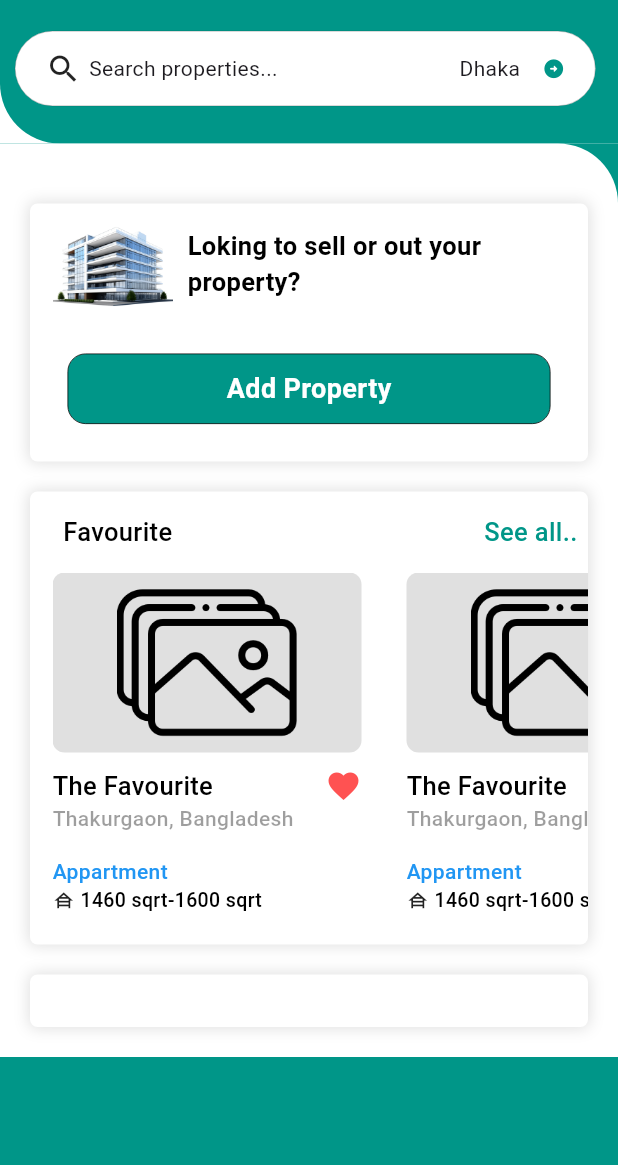
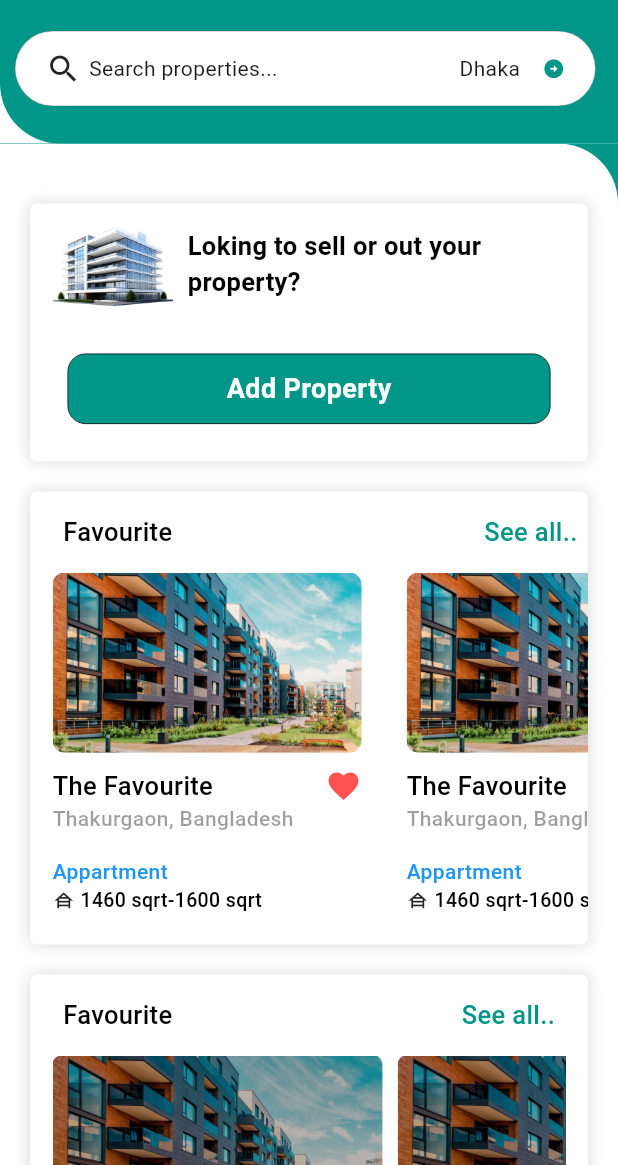
Before and after one commit to universeit12/Finca-property2, a Flutter app: the screen it shows after launch, on a phone screen of 412 x 824 dp, the part 71-1236 px from its top. Run offline on Flutter 3.47's test engine with Material 3 defaults, Android fonts, the light colour scheme and no system bars; our stand-ins replace animated_text_kit, another_carousel_pro, get.

Commit message:
blog added

```diff
--- /dev/null
+++ b/lib/presentation/modules/blogs/views/blog_card.dart
@@ -0,0 +1,84 @@
+import 'package:another_carousel_pro/another_carousel_pro.dart';
+import 'package:flutter/cupertino.dart';
+import 'package:flutter/material.dart';
+import 'package:universe_it_project/widgets/custom_card.dart';
+import 'package:universe_it_project/widgets/custom_text.dart';
+
+class CardView extends StatelessWidget {
+  const CardView({super.key});
+
+  @override
+  Widget build(BuildContext context) {
+    final w = MediaQuery.of(context).size.width;
+    return InkWell(
+        onTap: () {},
+        child: CustomCard(
+            width: double.infinity,
+            padding:
+                const EdgeInsets.symmetric(horizontal: 15.0, vertical: 15.0),
+            child: Column(
+              crossAxisAlignment: CrossAxisAlignment.start,
+              children: [
+                const Padding(
+                  padding: EdgeInsets.symmetric(horizontal: 7.0),
+                  child: Row(
+                    mainAxisAlignment: MainAxisAlignment.spaceBetween,
+                    children: [
+                      CustomText(
+                        text: "Favourite",
+                      ),
+                      CustomText(
+                        text: "See all..",
+                        color: Colors.teal,
+                      ),
+                    ],
+                  ),
+                ),
+                const SizedBox(
+                  height: 15.0,
+                ),
+                SingleChildScrollView(
+                  scrollDirection: Axis.horizontal,
+                  child: Row(
+                    children: [
+                      for (int i = 0; i < 10; i++)
+                        Container(
+                          height: 130.0,
+                          width: 220,
+                          margin: const EdgeInsets.only(right: 10),
+                          clipBehavior: Clip.antiAlias,
+                          decoration: BoxDecoration(
+                              borderRadius: BorderRadius.circular(6.0),
+                              image: const DecorationImage(
+                                  image: AssetImage("assets/images/flat.jpg"),
+                                  fit: BoxFit.cover)),
+                          child: Container(
+                            color: Colors.black26,
+                            padding: const EdgeInsets.only(left: 5.0, bottom: 5.0),
+                            child: const Column(
+                              mainAxisAlignment: MainAxisAlignment.end,
+                              crossAxisAlignment: CrossAxisAlignment.start,
+                              children: [
+                                CustomText(
+                                  text:
+                                      "Tips for Selling Your Home Quickly and Efficiently",
+                                  maxline: 2,
+                                  color: Colors.white,
+                                  fontsize: 14.0,
+                                ),
+                                CustomText(
+                                  text: "May 16, 2024",
+                                  color: Colors.white,
+                                  fontsize: 12.0,
+                                )
+                              ],
+                            ),
+                          ),
+                        ),
+                    ],
+                  ),
+                )
+              ],
+            )));
+  }
+}
--- a/lib/presentation/modules/blogs/views/card_view.dart
+++ /dev/null
@@ -1,25 +0,0 @@
-import 'package:flutter/material.dart';
-import 'package:universe_it_project/widgets/custom_card.dart';
-
-
-
-class CardView extends StatelessWidget {
-  const CardView({super.key});
-
-  @override
-  Widget build(BuildContext context) {
-    final w = MediaQuery.of(context).size.width;
-    return InkWell(
-        onTap: () {},
-        child: CustomCard(
-          width: double.infinity,
-            child: Column(
-          children: [
-
-
-
-
-          ],
-        )));
-  }
-}
--- a/lib/presentation/modules/favourite/view/favourite_card.dart
+++ b/lib/presentation/modules/favourite/view/favourite_card.dart
@@ -1,6 +1,4 @@
-import 'package:flutter/cupertino.dart';
 import 'package:flutter/material.dart';
-import 'package:flutter/widgets.dart';
 import 'package:universe_it_project/widgets/custom_card.dart';
 
 import '../../../../widgets/custom_text.dart';
@@ -58,9 +56,9 @@ class FavouriteCard extends StatelessWidget {
                                   borderRadius: BorderRadius.circular(8.0),
                                   image: const DecorationImage(
                                       image: AssetImage(
-                                        "assets/images/gallary.png",
+                                        "assets/images/flat.jpg",
                                       ),
-                                      fit: BoxFit.contain)),
+                                      fit: BoxFit.cover)),
                             ),
                             const SizedBox(
                               height: 10.0,
--- a/lib/presentation/modules/home/home.dart
+++ b/lib/presentation/modules/home/home.dart
@@ -1,7 +1,6 @@
-
 import 'package:flutter/material.dart';
 import 'package:universe_it_project/presentation/modules/add%20property/view/add_property_card.dart';
-import 'package:universe_it_project/presentation/modules/blogs/views/card_view.dart';
+import 'package:universe_it_project/presentation/modules/blogs/views/blog_card.dart';
 import 'package:universe_it_project/presentation/modules/favourite/view/favourite_card.dart';
 import 'package:universe_it_project/presentation/modules/header/view/header_view.dart';
 import 'package:universe_it_project/widgets/custom_drawer.dart';
@@ -16,7 +15,6 @@ class Home extends StatelessWidget {
       key: _scaffoldKey,
       backgroundColor: Colors.teal,
       body: SafeArea(
-        child: SingleChildScrollView(
         child: Column(
           children: [
             //header section
@@ -29,7 +27,9 @@ class Home extends StatelessWidget {
                 )),
 
             //body section all property is here....
-              Container(
+           Expanded(
+             child: SingleChildScrollView(
+               child: Container(
                    width: double.infinity,
                    decoration: const BoxDecoration(
                      color: Colors.white,
@@ -46,8 +46,9 @@ class Home extends StatelessWidget {
                        ],
                      ),
                    )),
+             ),
+           )
           ],
-          ),
         ),
       ),
       drawer: const CustomDrawer(),
--- a/lib/widgets/custom_card.dart
+++ b/lib/widgets/custom_card.dart
@@ -1,20 +1,21 @@
 import 'package:flutter/material.dart';
 
 class CustomCard extends StatelessWidget {
-  const CustomCard({super.key, this.child, this.width});
+  const CustomCard({super.key, this.child, this.width, this.padding});
   final child;
   final width;
+  final padding;
 
   @override
   Widget build(BuildContext context) {
     return Container(
     width: width,
-      margin: const EdgeInsets.only(
+      margin:const EdgeInsets.only(
         left: 20.0,
         right: 20.0,
         top: 20.0,
       ),
-      padding: const EdgeInsets.only(left: 15.0, bottom: 20.0, top: 15.0),
+      padding:padding?? const EdgeInsets.only(left: 15.0, bottom: 20.0, top: 15.0),
       decoration: BoxDecoration(
           borderRadius: BorderRadius.circular(5.0),
           color: Colors.white,
--- a/pubspec.yaml
+++ b/pubspec.yaml
@@ -38,6 +38,7 @@ dependencies:
   get:
   animated_text_kit: ^4.2.2
   intl_phone_number_input: ^0.7.4
+  another_carousel_pro: ^1.0.2
 
 dev_dependencies:
   flutter_test:
```
Also changed, not shown: pubspec.lock. Lines whose indentation alone changed are shown as unchanged.
